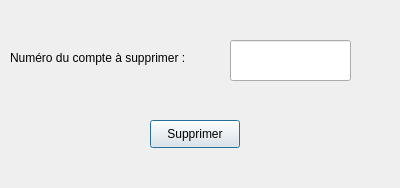
Before: the Qt Designer form Tp3_Qt/SupprimerCompte.ui in YanisLaribi/Gestion_Compte_Bancaire, drawn with Qt 5.
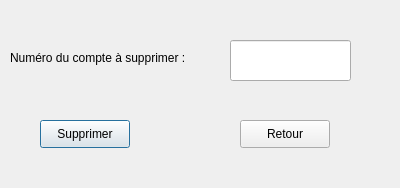
After: the same form once the commit is applied.

Commit message: Version Pofiné 1.0 (toutes les classes exception interface + implémentaion dans un .h qui est CompteException.h. Ajout de namespace bancaire. Ajout d'un bouton retour)

What changed in the file:
```diff
--- a/Tp3_Qt/SupprimerCompte.ui
+++ b/Tp3_Qt/SupprimerCompte.ui
@@ -29,7 +29,7 @@
   <widget class="QPushButton" name="pushButton">
    <property name="geometry">
     <rect>
-     <x>150</x>
+     <x>40</x>
      <y>120</y>
      <width>90</width>
      <height>28</height>
@@ -49,6 +49,19 @@
     </rect>
    </property>
   </widget>
+  <widget class="QPushButton" name="pushButton_2">
+   <property name="geometry">
+    <rect>
+     <x>240</x>
+     <y>120</y>
+     <width>90</width>
+     <height>28</height>
+    </rect>
+   </property>
+   <property name="text">
+    <string>Retour</string>
+   </property>
+  </widget>
  </widget>
  <resources/>
  <connections>
```
Left out of the diff: 17 changed lines with no effect on the pictures. The commit also changes 19 other files.
